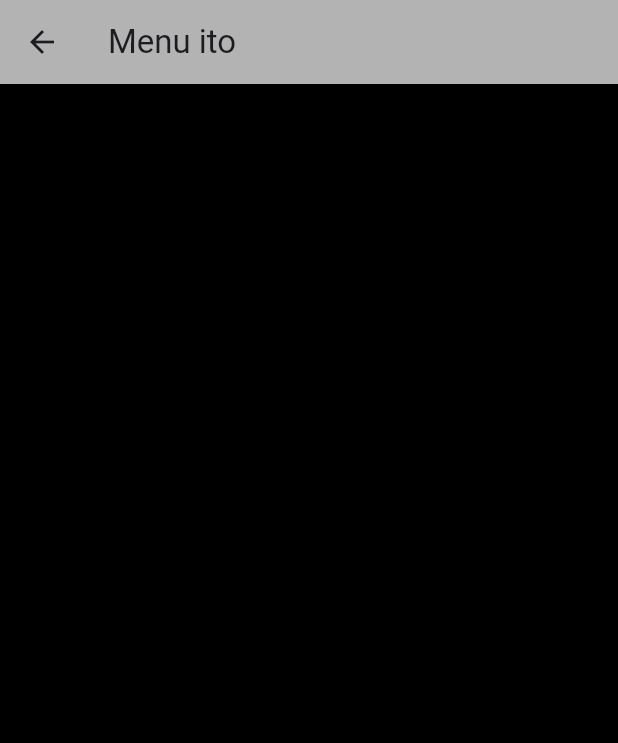
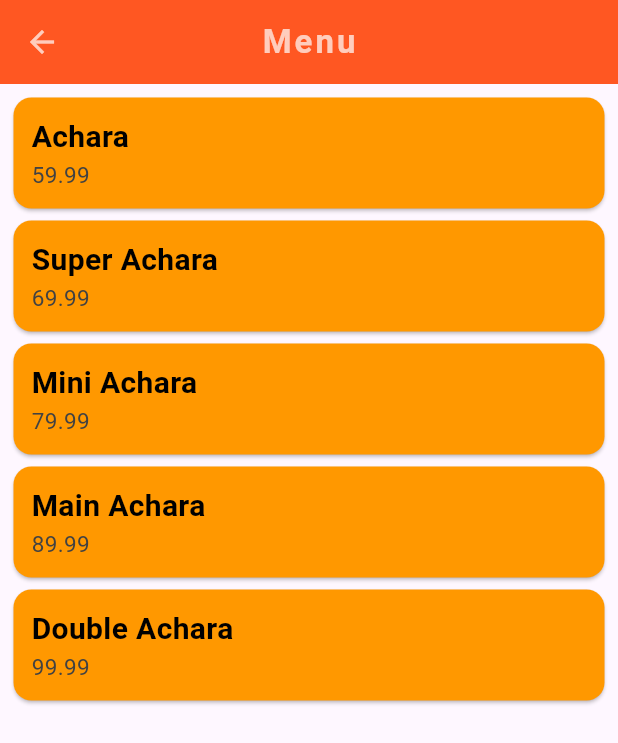
Before and after one commit to shanelmanimtim/Appchara, a Flutter app: the Menu screen opened by its route, on a phone screen of 412 x 824 dp. Shown: the top 743 px of the screen. Run offline on Flutter 3.47's test engine with Material 3 defaults, Android fonts, the phone set to English and light mode, and no system bars.

Commit message:
Final Activity 2

```diff
--- a/lib/main.dart
+++ b/lib/main.dart
@@ -4,6 +4,7 @@ import 'package:untitled1/pages/dashboard.dart';
 import 'package:untitled1/pages/menu.dart';
 
 void main() => runApp(MaterialApp(
+    initialRoute: '/menu',
     routes: {
       '/' : (context) => Dashboard(),
       '/menu' : (context) => Menu(),
--- a/lib/pages/menu.dart
+++ b/lib/pages/menu.dart
@@ -1,4 +1,6 @@
 import 'package:flutter/material.dart';
+import 'package:untitled1/services/menuCard.dart';
+import 'package:untitled1/services/product.dart';
 
 class Menu extends StatefulWidget {
   const Menu({super.key});
@@ -8,15 +10,35 @@ class Menu extends StatefulWidget {
 }
 
 class _MenuState extends State<Menu> {
+  List product = <Product>[
+    Product(productName: "Achara", price: 59.99),
+    Product(productName: "Super Achara", price: 69.99),
+    Product(productName: "Mini Achara", price: 79.99),
+    Product(productName: "Main Achara", price: 89.99),
+    Product(productName: "Double Achara", price: 99.99),
+  ];
+
   @override
   Widget build(BuildContext context) {
     return Scaffold(
-      backgroundColor: Colors.black,
       appBar: AppBar(
-        title: Text('Menu ito'),
-        backgroundColor: Colors.white70,
+        backgroundColor: Colors.deepOrange,
+        foregroundColor: Colors.white70,
+        title: Text(
+            'Menu',
+            style: TextStyle(
+              fontWeight: FontWeight.w600,
+              letterSpacing: 2.0,
+            ),
+        ),
+        centerTitle: true,
       ),
-
+      body: Padding(
+        padding: EdgeInsets.all(5.0),
+        child: Column(
+          children: product.map((product) => Menucard(product: product)).toList(),
+        ),
+      ),
     );
   }
 }
--- /dev/null
+++ b/lib/services/menuCard.dart
@@ -0,0 +1,39 @@
+import 'package:flutter/material.dart';
+import 'package:untitled1/services/product.dart';
+
+
+class Menucard extends StatelessWidget {
+  final Product product;
+
+  Menucard({required this.product});
+
+  @override
+  Widget build(BuildContext context) {
+    return  Card(
+      color: Colors.orange,
+      child: Padding(
+        padding: const EdgeInsets.all(12.0),
+        child: Column(
+          crossAxisAlignment: CrossAxisAlignment.stretch,
+          children: <Widget>[
+            Text(
+              product.productName,
+              style: TextStyle(
+                fontSize: 20.0,
+                fontWeight: FontWeight.bold,
+                color: Colors.black,
+              ),
+            ),
+            Text(
+              '${product.price}',
+              style: TextStyle(
+                fontSize: 15.0,
+                color: Colors.grey[800],
+              ),
+            ),
+          ],
+        ),
+      ),
+    );
+  }
+}
--- /dev/null
+++ b/lib/services/product.dart
@@ -0,0 +1,6 @@
+class Product{
+  String productName;
+  double price;
+
+  Product({required this.productName, required this.price});
+}
```
